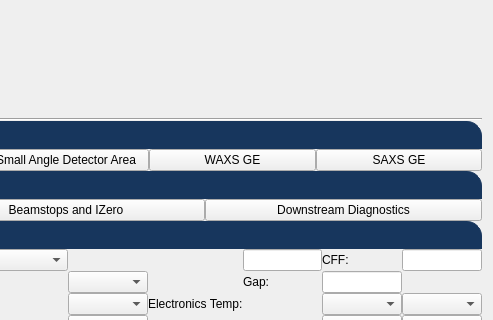
Above: RSoXSmain.ui from NSLS-II-SST/RSoXS_UIS before the change; both pictures show x 361 to 854 and y 393 to 713 of the 854 by 967 pixel window. Below: the same form after it.
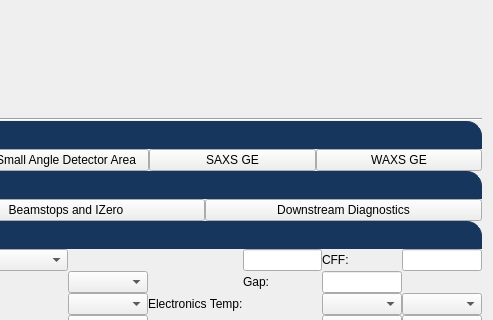
That is the form after the change. Custom widgets are drawn as their Qt base class.

The edit to the form file:
```diff
--- a/RSoXSmain.ui
+++ b/RSoXSmain.ui
@@ -389,7 +389,7 @@
             <string/>
            </property>
            <property name="text">
-            <string>WAXS GE</string>
+            <string>SAXS GE</string>
            </property>
            <property name="showIcon" stdset="0">
             <bool>false</bool>
@@ -411,7 +411,7 @@
             <string/>
            </property>
            <property name="text">
-            <string>SAXS GE</string>
+            <string>WAXS GE</string>
            </property>
            <property name="showIcon" stdset="0">
             <bool>false</bool>
```
